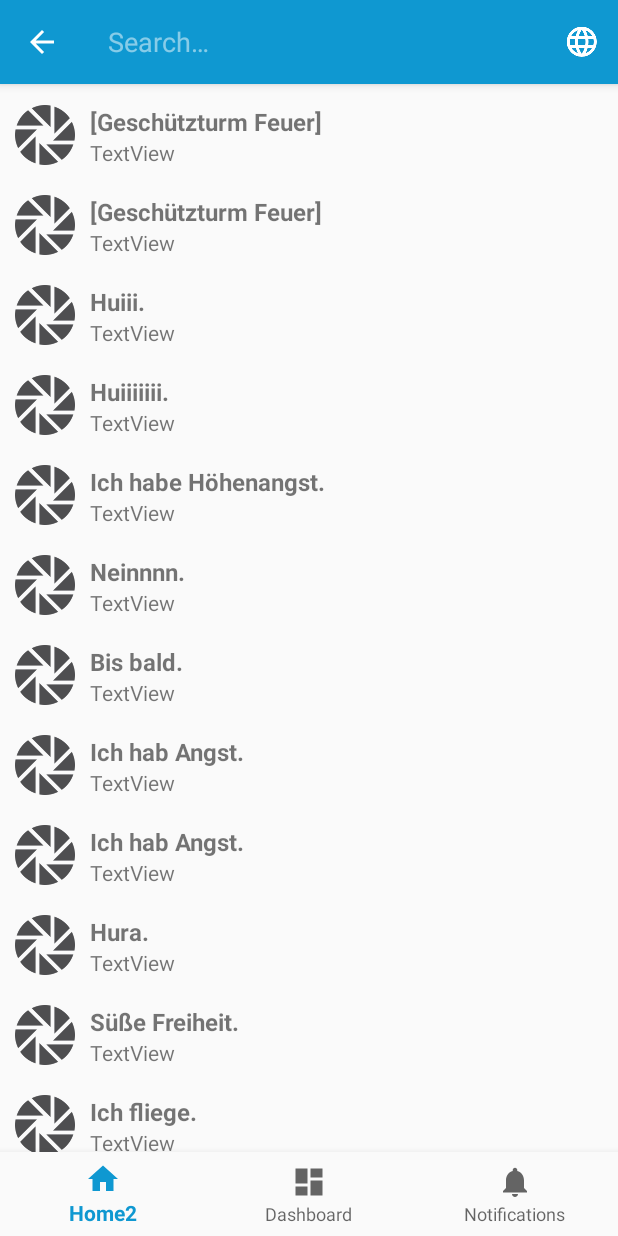
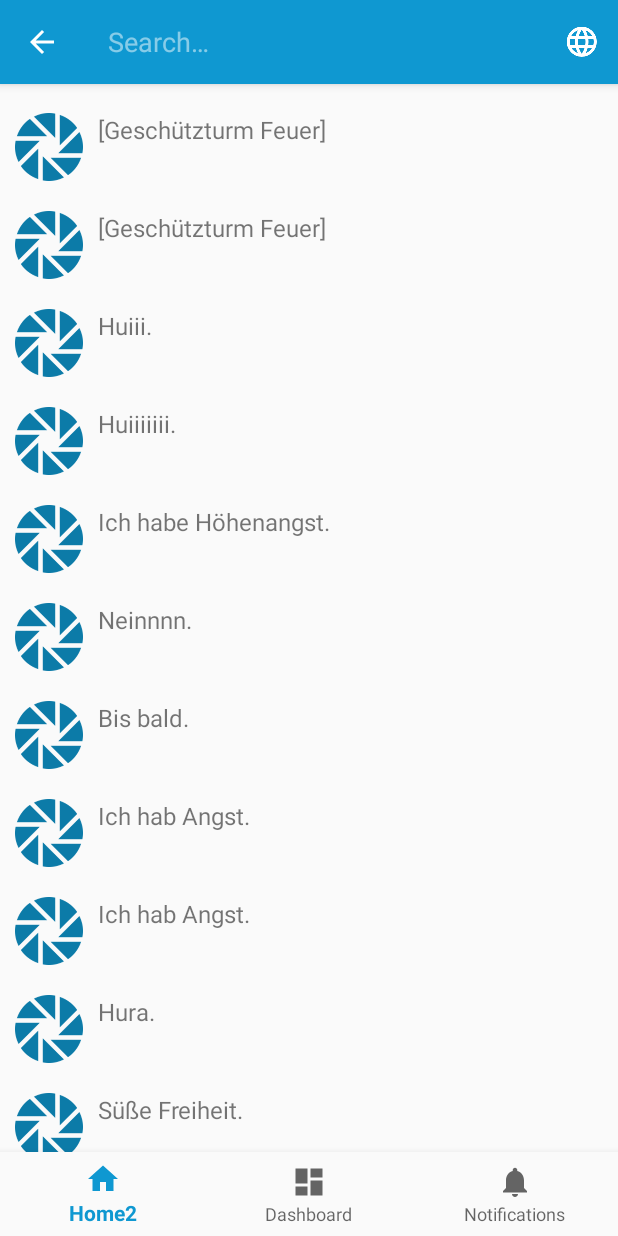
Before and after one commit to translocathor/portal-soundboard, an Android app: the MainActivity screen opened directly, with no data from a screen before it, after a tap on an icon or button, on a phone screen of 412 x 824 dp. Run offline under Robolectric (Android 15) with nearby library versions, the phone set to English and light mode, and no system bars.

Commit message:
Improve sound layout

```diff
--- a/app/src/main/res/layout/sound_item.xml
+++ b/app/src/main/res/layout/sound_item.xml
@@ -2,7 +2,7 @@
 <RelativeLayout xmlns:android="http://schemas.android.com/apk/res/android"
     xmlns:app="http://schemas.android.com/apk/res-auto"
     android:layout_width="match_parent"
-    android:layout_height="60dp"
+    android:layout_height="65dp"
     android:layout_centerVertical="true"
     android:orientation="vertical"
     android:padding="10dp">
@@ -13,27 +13,19 @@
         android:layout_height="match_parent"
         android:layout_marginEnd="10dp"
         android:adjustViewBounds="true"
-        android:src="@drawable/aperture_placeholder" />
+        android:src="@drawable/aperture_placeholder"
+        android:tint="@color/colorPrimaryDark" />
 
     <TextView
         android:id="@+id/sound_item_title"
         android:layout_width="wrap_content"
-        android:layout_height="wrap_content"
+        android:layout_height="match_parent"
         android:layout_alignTop="@+id/sound_item_image"
-        android:layout_marginTop="0dp"
+        android:layout_alignBottom="@+id/sound_item_image"
         android:layout_toEndOf="@+id/sound_item_image"
         android:text="Hello World!"
         android:textSize="16sp"
         android:textStyle="bold"
-        app:fontFamily="sans-serif" />
-
-    <TextView
-        android:id="@+id/textView2"
-        android:layout_width="wrap_content"
-        android:layout_height="wrap_content"
-        android:layout_below="@+id/sound_item_title"
-        android:layout_alignBottom="@+id/sound_item_image"
-        android:layout_toEndOf="@+id/sound_item_image"
-        android:text="TextView" />
+        app:fontFamily="sans-serif-thin" />
 
 </RelativeLayout>
```
